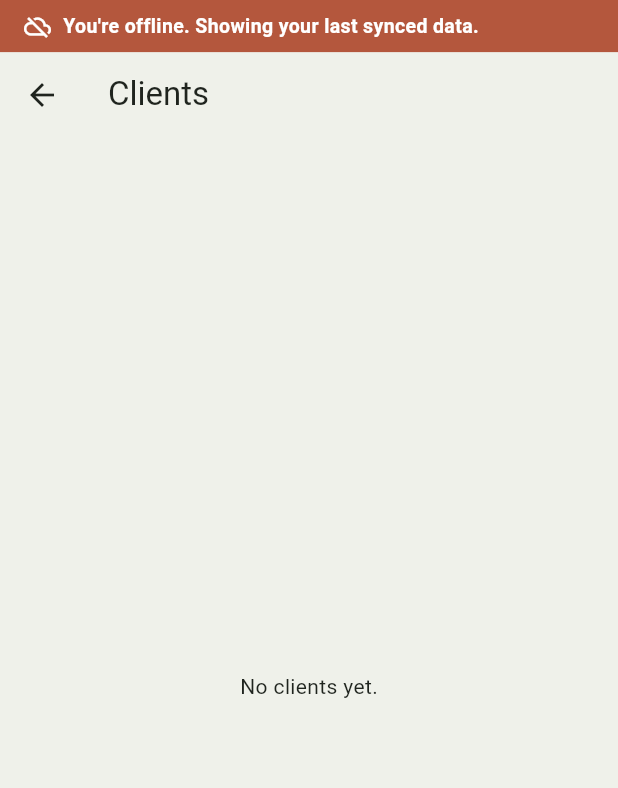
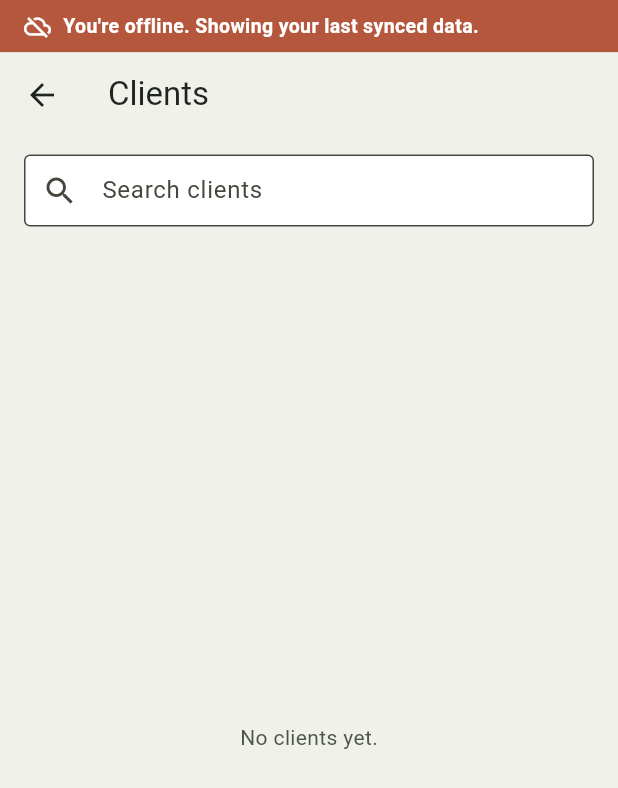
Before and after one commit to Devindi08K/client_follow_up_app, a Flutter app: the ClientListScreen screen opened directly, on a phone screen of 412 x 824 dp. Shown: the top 788 px of the screen. Run offline on Flutter 3.47's test engine with Material 3 defaults, Android fonts, the light colour scheme and no system bars; our stand-ins replace supabase_flutter; accounts and stored records are empty; statements that could not run were skipped; project files that could hold a hidden picture were left out.

Commit message:
fix search in clients and add the forgot password feature

```diff
--- a/lib/screens/clients/client_list_screen.dart
+++ b/lib/screens/clients/client_list_screen.dart
@@ -1,24 +1,77 @@
 import 'package:flutter/material.dart';
 import '../../models/client.dart';
 import '../../services/client_service.dart';
+import '../../theme/app_theme.dart';
 import 'client_detail_screen.dart';
 
-class ClientListScreen extends StatelessWidget {
+class ClientListScreen extends StatefulWidget {
   const ClientListScreen({super.key});
+
+  @override
+  State<ClientListScreen> createState() => _ClientListScreenState();
+}
+
+class _ClientListScreenState extends State<ClientListScreen> {
+  final _searchController = TextEditingController();
+  String _query = '';
+
+  @override
+  void dispose() {
+    _searchController.dispose();
+    super.dispose();
+  }
+
+  List<ClientModel> _filter(List<ClientModel> clients) {
+    if (_query.trim().isEmpty) return clients;
+    final q = _query.trim().toLowerCase();
+    return clients
+        .where((c) =>
+    c.name.toLowerCase().contains(q) || c.email.toLowerCase().contains(q))
+        .toList();
+  }
 
   @override
   Widget build(BuildContext context) {
     return Scaffold(
       appBar: AppBar(title: const Text('Clients')),
-      body: StreamBuilder<List<ClientModel>>(
+      body: SafeArea(
+        child: Column(
+          children: [
+            Padding(
+              padding: const EdgeInsets.fromLTRB(16, 12, 16, 8),
+              child: TextField(
+                controller: _searchController,
+                onChanged: (v) => setState(() => _query = v),
+                decoration: InputDecoration(
+                  hintText: 'Search clients',
+                  prefixIcon: const Icon(Icons.search),
+                  suffixIcon: _query.isEmpty
+                      ? null
+                      : IconButton(
+                    icon: const Icon(Icons.clear),
+                    onPressed: () => setState(() {
+                      _searchController.clear();
+                      _query = '';
+                    }),
+                  ),
+                ),
+              ),
+            ),
+            Expanded(
+              child: StreamBuilder<List<ClientModel>>(
                 stream: ClientService().streamClients(),
                 builder: (context, snapshot) {
                   if (!snapshot.hasData) {
                     return const Center(child: CircularProgressIndicator());
                   }
-          final clients = snapshot.data!;
+                  final clients = _filter(snapshot.data!);
                   if (clients.isEmpty) {
-            return const Center(child: Text('No clients yet.'));
+                    return Center(
+                      child: Text(
+                        _query.isEmpty ? 'No clients yet.' : 'No matches for "$_query".',
+                        style: TextStyle(color: AppColors.inkSoft),
+                      ),
+                    );
                   }
                   return ListView.builder(
                     itemCount: clients.length,
@@ -34,6 +87,10 @@ class ClientListScreen extends StatelessWidget {
                   );
                 },
               ),
+            ),
+          ],
+        ),
+      ),
     );
   }
 }
--- a/lib/screens/dashboard/dashboard_screen.dart
+++ b/lib/screens/dashboard/dashboard_screen.dart
@@ -77,7 +77,7 @@ class _DashboardScreenState extends State<DashboardScreen> {
 
   Future<void> _loadBusinessProfile() async {
     try {
-      final data = await _businessService.getBusinessProfile();
+      final data = await _businessService.ensureBusinessProfile();
       if (!mounted) return;
       setState(() {
         _businessName = data?['name'] as String? ?? 'Your Business';
```
Also changed, not shown: lib/screens/auth/login_screen.dart (+49 -0 lines), lib/screens/auth/signup_screen.dart (+15 -0 lines). Lines whose indentation alone changed are shown as unchanged.
